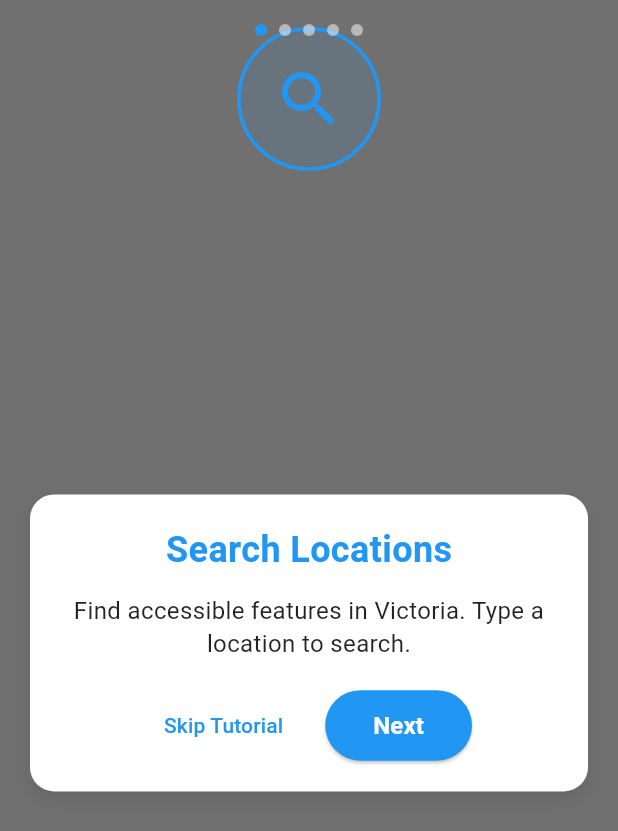
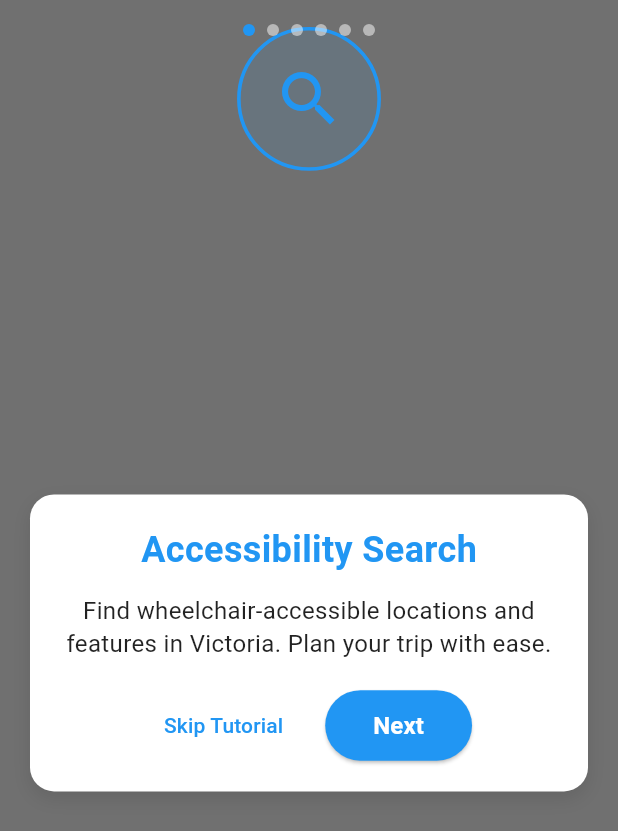
Before and after one commit to CherianK/mobility_mate, a Flutter app: the TutorialOverlay widget shown alone on an empty page, opened directly with empty values, on a phone screen of 412 x 824 dp. Shown: the top 831 px of the screen. Run offline on Flutter 3.47's test engine with Material 3 defaults, Android fonts, the phone set to English and light mode, and no system bars; our stand-ins replace cached_network_image, geolocator, google_fonts, image_picker, share_plus, shared_preferences; missing offline and left inert: mapbox_maps_flutter; accounts and stored records are empty; network calls fail; statements that could not run were skipped.

Commit message:
Ui2.0 (#51)
* Initial UI updates for version 2.0 with tutorial

* Further UI and tutorial updates for version 2.0

---------

Co-authored-by: Jack Kam <jackkam@Jacks-MacBook-Air.local>
Co-authored-by: Cherian K <119862466+CherianK@users.noreply.github.com>

```diff
--- a/lib/widgets/tutorial_overlay.dart
+++ b/lib/widgets/tutorial_overlay.dart
@@ -13,6 +13,7 @@ class TutorialOverlay extends StatefulWidget {
     final prefs = await SharedPreferences.getInstance();
     await prefs.setBool('has_shown_tutorial', false);
     print('TutorialOverlay: Tutorial state reset');
+
   }
 
   @override
@@ -27,36 +28,51 @@ class _TutorialOverlayState extends State<TutorialOverlay> with SingleTickerProv
 
   final List<TutorialStep> _steps = [
     TutorialStep(
-      title: 'Search Locations',
-      description: 'Find accessible features in Victoria. Type a location to search.',
+      title: 'Accessibility Search',
+      description: 'Find wheelchair-accessible locations and features in Victoria. Plan your trip with ease.',
       position: const Offset(0.5, 0.08),
       radius: 40,
       icon: Icons.search,
     ),
     TutorialStep(
       title: 'Home',
-      description: 'View the map and find accessible features around you',
+
+      description: 'Explore accessible locations and features around you. View wheelchair ramps, accessible entrances, and other accessibility features.',
       position: const Offset(0.17, 0.95),
       radius: 30,
       icon: Icons.home,
     ),
     TutorialStep(
+
+      title: 'Tap the Markers',
+      description: 'Tap one of the below markers on the map to see detailed accessibility information.',
+      position: const Offset(0.5, 0.5),
+      radius: 40,
+      icon: Icons.touch_app,
+      additionalIcons: [
+        Icons.wc,
+        Icons.train,
+        Icons.tram,
+        Icons.local_hospital,
+      ],
+    ),
+    TutorialStep(
       title: 'Vote',
-      description: 'Vote on accessibility features and help improve our data',
+      description: 'Vote on accessibility features to help improve information for the community. Your input makes a difference!',
       position: const Offset(0.5, 0.95),
       radius: 30,
       icon: Icons.thumbs_up_down,
     ),
     TutorialStep(
       title: 'Events',
-      description: 'Discover and join accessibility-related events',
+      description: 'Discover inclusive events and activities. Join the accessibility community and stay informed.',
       position: const Offset(0.83, 0.95),
       radius: 30,
       icon: Icons.event,
     ),
     TutorialStep(
-      title: 'More Features',
-      description: 'Upload new images, report issues, and share with others',
+      title: 'Contribute & Share',
+      description: 'Help build our accessibility database by uploading photos, reporting issues, and sharing accessible locations with others.',
       position: const Offset(0.5, 0.5),
       radius: 40,
       icon: Icons.more_horiz,
@@ -71,7 +87,6 @@ class _TutorialOverlayState extends State<TutorialOverlay> with SingleTickerProv
   @override
   void initState() {
     super.initState();
-    print('TutorialOverlay: Initializing...');
 
     _pulseController = AnimationController(
       duration: const Duration(seconds: 2),
@@ -97,9 +112,8 @@ class _TutorialOverlayState extends State<TutorialOverlay> with SingleTickerProv
     try {
       final prefs = await SharedPreferences.getInstance();
       await prefs.setBool('has_shown_tutorial', true);
-      print('TutorialOverlay: Marked tutorial as shown');
     } catch (e) {
-      print('TutorialOverlay: Error marking tutorial as shown: $e');
+      // Handle error silently
     }
   }
 
@@ -108,13 +122,11 @@ class _TutorialOverlayState extends State<TutorialOverlay> with SingleTickerProv
       setState(() {
         _currentStep++;
       });
-      print('TutorialOverlay: Moving to step $_currentStep');
     } else {
       setState(() {
         _showTutorial = false;
       });
       _markTutorialAsShown();
-      print('TutorialOverlay: Tutorial completed');
     }
   }
 
@@ -123,12 +135,10 @@ class _TutorialOverlayState extends State<TutorialOverlay> with SingleTickerProv
       _showTutorial = false;
     });
     _markTutorialAsShown();
-    print('TutorialOverlay: Tutorial skipped');
   }
 
   @override
   Widget build(BuildContext context) {
-    print('TutorialOverlay: Building with _showTutorial: $_showTutorial');
     return Stack(
       children: [
         widget.child,
```
